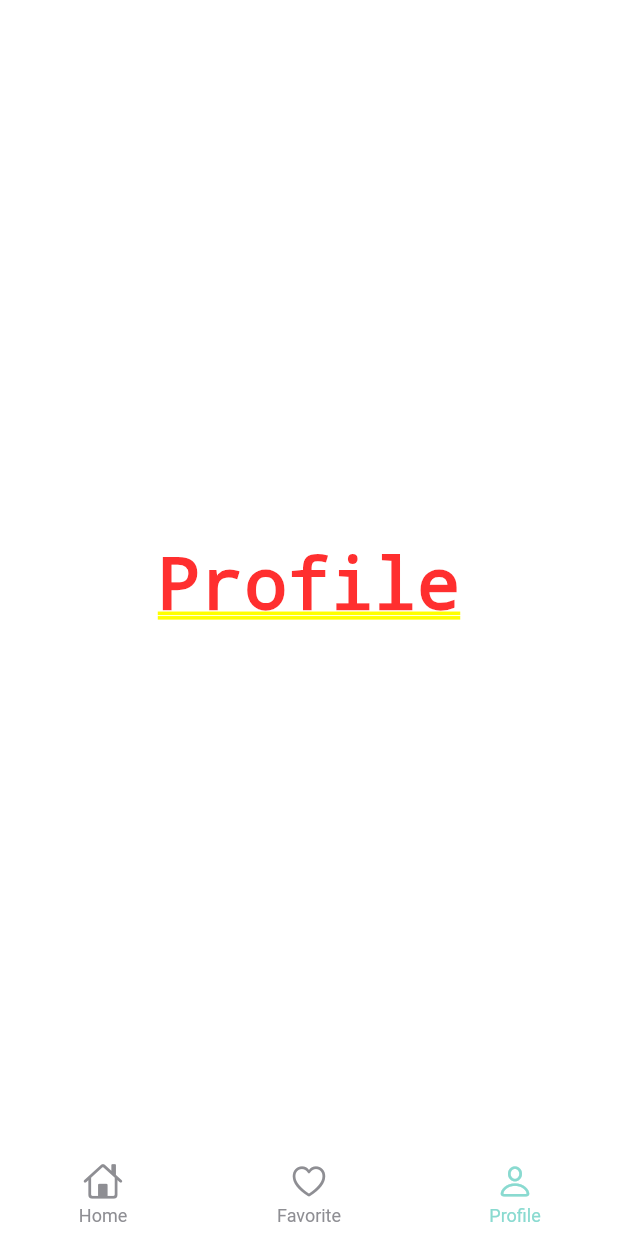
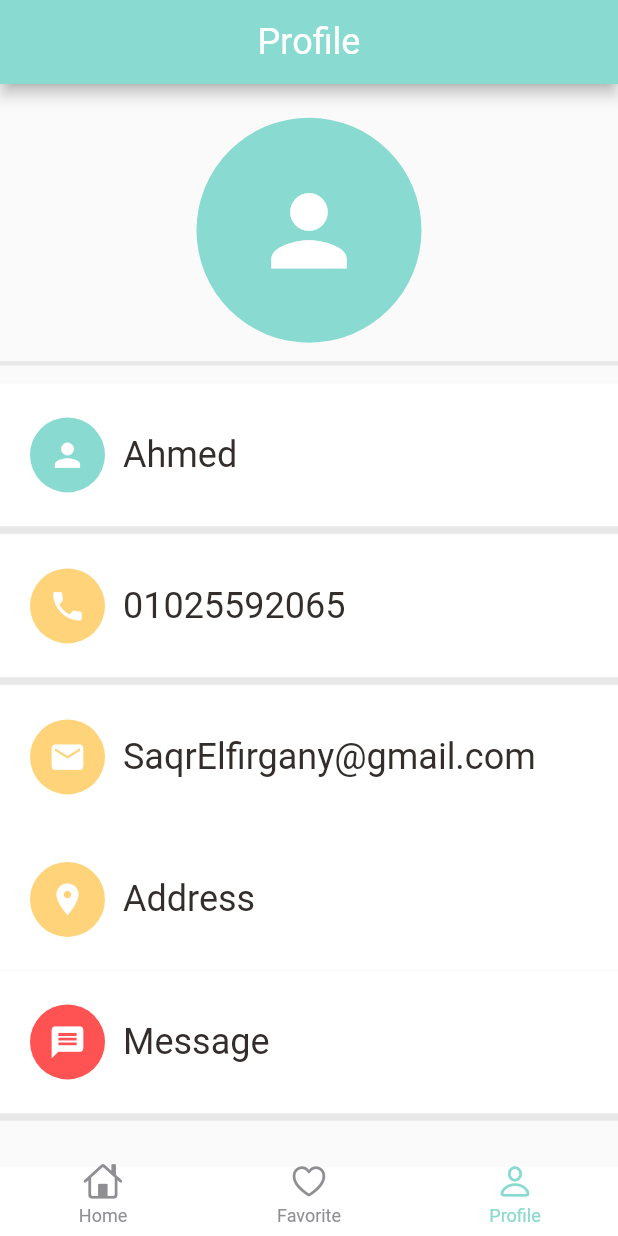
Before and after one commit to saqrelfirgany/Basic-TMDB-Client, a Flutter app: the screen it shows after launch, item 3 of the bottom bar chosen, on a phone screen of 412 x 824 dp. Run offline on Flutter 3.47's test engine with Material 2 defaults, Android fonts, the phone set to English and light mode, and no system bars; drawn by our look-alikes of persistent_bottom_nav_bar; our stand-ins replace flutter_screenutil, get; network calls fail; statements that could not run were skipped.

Commit message:
Profile Screen done static data

```diff
--- a/lib/ui/main_screen.dart
+++ b/lib/ui/main_screen.dart
@@ -1,6 +1,7 @@
 import 'package:flutter/cupertino.dart';
 import 'package:flutter/material.dart';
 import 'package:persistent_bottom_nav_bar/persistent-tab-view.dart';
+import 'package:tmdb/ui/profile/profile_screen.dart';
 import 'package:tmdb/utils/colors.dart';
 
 import 'home/home_screen.dart';
@@ -19,7 +20,7 @@ class _MainScreenState extends State<MainScreen> {
     return [
       HomeScreen(),
       Container(child: Center(child: Text('Favorite'))),
-      Container(child: Center(child: Text('Profile'))),
+      ProfileScreen(),
     ];
   }
 
--- /dev/null
+++ b/lib/ui/profile/profile_screen.dart
@@ -0,0 +1,84 @@
+import 'package:flutter/material.dart';
+import 'package:flutter_screenutil/flutter_screenutil.dart';
+import 'package:tmdb/ui/profile/profile_widget.dart';
+import 'package:tmdb/ui/widgets/app_icon.dart';
+import 'package:tmdb/ui/widgets/big_text.dart';
+import 'package:tmdb/utils/colors.dart';
+
+class ProfileScreen extends StatelessWidget {
+  const ProfileScreen({Key? key}) : super(key: key);
+
+  @override
+  Widget build(BuildContext context) {
+    return SafeArea(
+      child: Scaffold(
+        appBar: AppBar(
+          backgroundColor: AppColors.mainColor,
+          title: BigText(
+            text: 'Profile',
+            color: Colors.white,
+          ),
+          centerTitle: true,
+          // elevation: 0,
+        ),
+        body: Container(
+          width: double.maxFinite,
+          margin: EdgeInsetsDirectional.only(
+            top: 20.h,
+          ),
+          child: Column(
+            children: [
+              AppIcon(
+                icon: Icons.person,
+                backgroundColor: AppColors.mainColor,
+                iconColor: Colors.white,
+                iconSize: 75,
+                containerSize: 150,
+              ),
+              SizedBox(height: 5.h),
+              Divider(
+                thickness: 3,
+                color: Colors.grey.withOpacity(0.2),
+              ),
+              SizedBox(height: 5.h),
+              Expanded(
+                child: SingleChildScrollView(
+                  child: Column(
+                    children: [
+                      ProfileWidget(
+                        icon: Icons.person,
+                        text: 'Ahmed',
+                      ),
+                      SizedBox(height: 5.h),
+                      ProfileWidget(
+                        icon: Icons.phone,
+                        containerColor: AppColors.yellowColor,
+                        text: '01025592065',
+                      ),
+                      SizedBox(height: 5.h),
+                      ProfileWidget(
+                        icon: Icons.email,
+                        containerColor: AppColors.yellowColor,
+                        text: 'SaqrElfirgany@gmail.com',
+                      ),
+                      ProfileWidget(
+                        icon: Icons.location_on,
+                        containerColor: AppColors.yellowColor,
+                        text: 'Address',
+                      ),
+                      ProfileWidget(
+                        icon: Icons.message,
+                        containerColor: Colors.redAccent,
+                        text: 'Message',
+                      ),
+                    ],
+                  ),
+                ),
+              ),
+            ],
+          ),
+        ),
+      ),
+    );
+  }
+}
--- /dev/null
+++ b/lib/ui/profile/profile_widget.dart
@@ -0,0 +1,53 @@
+import 'package:flutter/material.dart';
+import 'package:flutter_screenutil/flutter_screenutil.dart';
+import 'package:tmdb/ui/widgets/app_icon.dart';
+import 'package:tmdb/ui/widgets/big_text.dart';
+
+import '../../utils/colors.dart';
+
+class ProfileWidget extends StatelessWidget {
+  final IconData icon;
+  final String text;
+  final Color containerColor;
+
+  const ProfileWidget({
+    Key? key,
+    required this.icon,
+    required this.text,
+    this.containerColor = AppColors.mainColor,
+  }) : super(key: key);
+
+  @override
+  Widget build(BuildContext context) {
+    return Container(
+      padding: EdgeInsetsDirectional.only(
+        start: 20.w,
+        top: 20.h,
+        bottom: 20.h,
+        end: 20.w,
+      ),
+      decoration: BoxDecoration(
+        color: Colors.white,
+        boxShadow: [
+          BoxShadow(
+            offset: Offset(0, 5),
+            color: Colors.grey.withOpacity(0.2),
+          )
+        ],
+      ),
+      child: Row(
+        children: [
+          AppIcon(
+            icon: icon,
+            backgroundColor: containerColor,
+            iconColor: Colors.white,
+            iconSize: 25,
+            containerSize: 50,
+          ),
+          SizedBox(width: 12.w),
+          BigText(text: text)
+        ],
+      ),
+    );
+  }
+}
```
